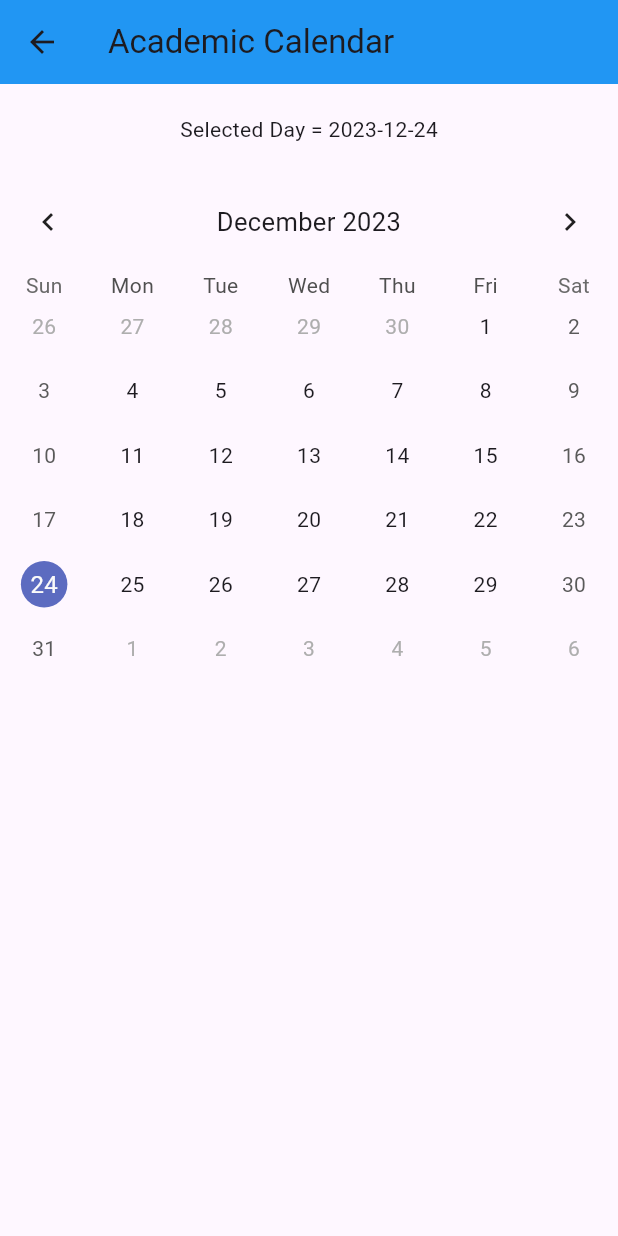
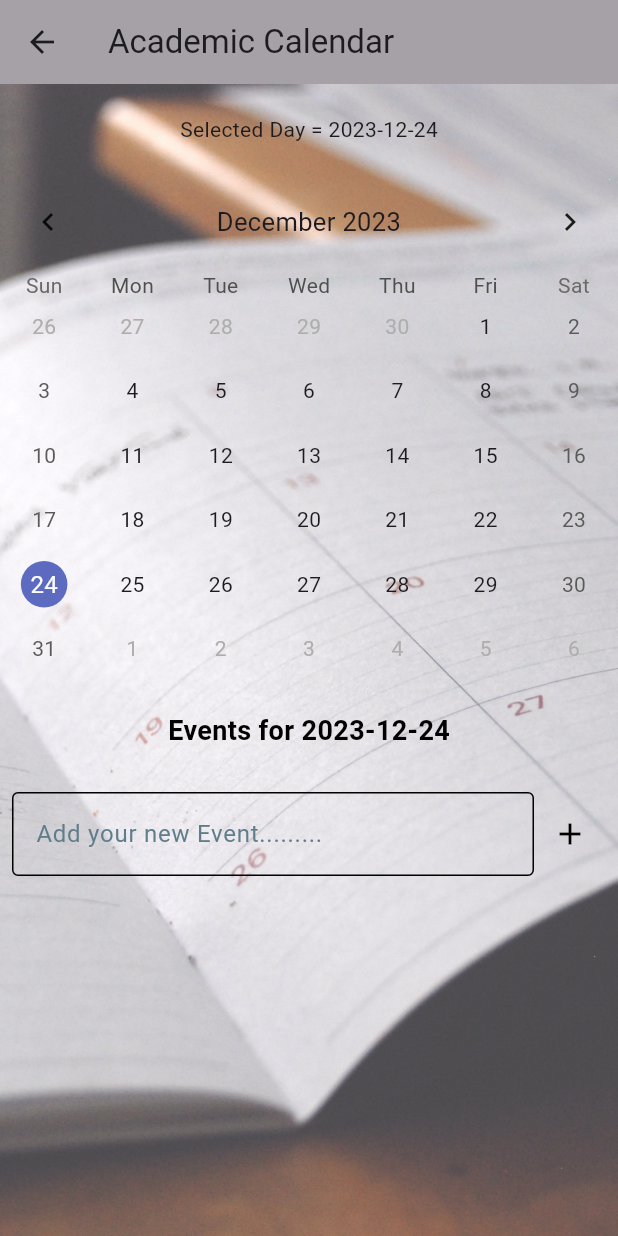
Before and after one commit to Mashrur112/Uni-Craft, a Flutter app: the screen it shows once a user with an empty profile is signed in, after a tap on "Calendar", on a phone screen of 412 x 824 dp. Run offline on Flutter 3.47's test engine with Material 3 defaults, Android fonts, the phone set to English and light mode, and no system bars; drawn by our look-alikes of table_calendar; our stand-ins replace cached_network_image, cloud_firestore, connectivity_plus, file_picker, firebase_auth, firebase_core and 6 more; missing offline and left inert: flutter_facebook_auth, xid; accounts and stored records are empty; generated files the repository leaves out were written again.

Commit message:
Demo Calendar

```diff
--- a/lib/calendar.dart
+++ b/lib/calendar.dart
@@ -2,12 +2,15 @@ import 'package:flutter/material.dart';
 import 'package:table_calendar/table_calendar.dart';
 
 class Calendar extends StatefulWidget {
+  const Calendar({Key? key}) : super(key: key);
+
   @override
   _CalendarState createState() => _CalendarState();
 }
 
 class _CalendarState extends State<Calendar> {
   DateTime today = DateTime.now();
+  Map<DateTime, List<String>> events = {};
 
   void _onDaySelected(DateTime day, DateTime focusDay) {
     setState(() {
@@ -15,26 +18,61 @@ class _CalendarState extends State<Calendar> {
     });
   }
 
+  void _onEventAdded(String event) {
+    setState(() {
+      events.update(
+        today,
+            (existingEvents) => [...existingEvents, event],
+        ifAbsent: () => [event],
+      );
+    });
+  }
+
+  void _deleteEvent(String event) {
+    setState(() {
+      if (events.containsKey(today)) {
+        events[today]!.remove(event);
+        if (events[today]!.isEmpty) {
+          events.remove(today);
+        }
+      }
+    });
+  }
+
   @override
   Widget build(BuildContext context) {
     return Scaffold(
       appBar: AppBar(
-        title: Text("Academic Calendar"),
-        backgroundColor: Colors.blue,
+        title: const Text("Academic Calendar"),
+        backgroundColor: Colors.black.withOpacity(0.35),
       ),
-      body: Center(
+      body: Stack(
+        children: [
+          Container(
+            decoration: BoxDecoration(
+              image: DecorationImage(
+                image: const AssetImage('assets/images/calendar_bg04.jpg'),
+                fit: BoxFit.cover,
+                colorFilter: ColorFilter.mode(
+                  Colors.black.withOpacity(0.7), // Adjust the opacity here (0.0 to 1.0)
+                  BlendMode.dstATop,
+                ),
+              ),
+            ),
+          ),
+
+          SingleChildScrollView(
+            child: Center(
               child: Column(
                 children: [
                   Container(
-              padding: EdgeInsets.all(20.0),
-              child: Text("Selected Day = "+today.toString().split(" ")[0],),
-              // +today.toString().split(" ")[0]),
-              //${today.toLocal()}
+                    padding: const EdgeInsets.all(20.0),
+                    child: Text("Selected Day = ${today.toString().split(" ")[0]}"),
                   ),
                   TableCalendar(
                     locale: "en_US",
                     rowHeight: 43,
-              headerStyle: HeaderStyle(
+                    headerStyle: const HeaderStyle(
                       formatButtonVisible: false,
                       titleCentered: true,
                     ),
@@ -45,9 +83,108 @@ class _CalendarState extends State<Calendar> {
                     lastDay: DateTime.utc(2050, 01, 01),
                     onDaySelected: _onDaySelected,
                   ),
+                  const SizedBox(height: 20),
+                  TodoListView(
+                    selectedDate: today,
+                    events: events[today] ?? [],
+                    onEventAdded: _onEventAdded,
+                    onDeleteEvent: _deleteEvent,
+                  ),
                 ],
               ),
+            ),
+          ),
+        ],
       ),
     );
   }
 }
+
+class TodoListView extends StatefulWidget {
+  final DateTime selectedDate;
+  final List<String> events;
+  final Function(String) onEventAdded;
+  final Function(String) onDeleteEvent;
+
+  const TodoListView({
+    required this.selectedDate,
+    required this.events,
+    required this.onEventAdded,
+    required this.onDeleteEvent,
+    Key? key,
+  }) : super(key: key);
+
+  @override
+  _TodoListViewState createState() => _TodoListViewState();
+}
+
+class _TodoListViewState extends State<TodoListView> {
+  TextEditingController textController = TextEditingController();
+
+  @override
+  Widget build(BuildContext context) {
+    return Column(
+      children: [
+        Text(
+          "Events for ${widget.selectedDate.toString().split(" ")[0]}",
+          style: TextStyle(
+            color: Colors.black,
+            fontSize: 18,
+            fontWeight: FontWeight.bold,
+          ),
+        ),
+        const SizedBox(height: 10),
+        ListView.builder(
+          shrinkWrap: true,
+          itemCount: widget.events.length,
+          itemBuilder: (context, index) {
+            return ListTile(
+              title: Text(widget.events[index]),
+              trailing: IconButton(
+                icon: Icon(Icons.delete,color: Colors.red.withOpacity(0.7),),
+                onPressed: () {
+                  widget.onDeleteEvent(widget.events[index]);
+                },
+              ),
+            );
+          },
+        ),
+        const SizedBox(height: 10),
+        Padding(
+          padding: const EdgeInsets.all(8.0),
+          child: Row(
+            children: [
+              Expanded(
+                child: TextField(
+                  controller: textController,
+                  decoration: InputDecoration(
+                    hintText: "Add your new Event.........",
+                    hintStyle: TextStyle(color: Colors.blueGrey), // Color of the hint text
+                    // Optionally, you can set the border color and focused border color
+                    focusedBorder: OutlineInputBorder(
+                      borderSide: BorderSide(color: Colors.blue),
+                    ),
+                    enabledBorder: OutlineInputBorder(
+                      borderSide: BorderSide(color: Colors.black),
+                    ),
+                  ),
+                  style: TextStyle(color: Colors.black), // Color of the entered text
+                ),
+              ),
+              IconButton(
+                icon: Icon(Icons.add, color: Colors.black),
+                onPressed: () {
+                  final newEvent = textController.text;
+                  if (newEvent.isNotEmpty) {
+                    widget.onEventAdded(newEvent);
+                    textController.clear();
+                  }
+                },
+              ),
+            ],
+          ),
+        ),
+      ],
+    );
+  }
+}
--- a/lib/dashboard.dart
+++ b/lib/dashboard.dart
@@ -505,42 +505,47 @@ class _DashboardState extends State<Dashboard> {
                         children: [
                           Stack(
                             children: [
-                              Image.asset("assets/images/p_bg.jpg"),
+                              Image.asset("assets/images/bg02.jpg"),
                               Positioned(
                                 bottom: (100 / 872) * screenH,
                                 left: (12 / 392) * screenW,
+                                child: ColorFiltered(
+                                  colorFilter: ColorFilter.mode(
+                                    Colors.white.withOpacity(0.2), // Adjust the opacity here (0.0 to 1.0)
+                                    BlendMode.srcATop,
+                                  ),
                                 child: CircleAvatar(
                                   backgroundImage: CachedNetworkImageProvider(
                                       profile_info[0]),
                                   radius: 42,
                                 ),
-                              ),
+                              ),),
                               Positioned(
                                 bottom: (60 / 872) * screenH,
                                 left: (17 / 392) * screenW,
                                 child: Text(
                                   profile_info[1],
-                                  style: const TextStyle(
-                                      fontSize: 21,
-                                      color: Colors.white,
-                                      fontWeight: FontWeight.bold),
-                                ),
-                              ),
-                              Positioned(
+                                  style: TextStyle(
+                                    fontSize: 21,
+                                    color: Colors.white.withOpacity(0.9),
+                                    fontWeight: FontWeight.bold,
+                                  ),
+                                ),),
+                                Positioned(
                                   bottom: (40 / 872) * screenH,
                                   left: (17 / 392) * screenW,
                                   child: Text(
                                     profile_info[3],
-                                    style: const TextStyle(color: Colors.white),
+                                    style: const TextStyle(color: Colors.white54),
                                   )),
                               Positioned(
                                 bottom: (140 / 872) * screenH,
                                 left: (120 / 392) * screenW,
                                 child: Text(
                                   profile_info[5],
-                                  style: const TextStyle(
+                                  style: TextStyle(
                                       fontWeight: FontWeight.bold,
-                                      color: Colors.cyanAccent,
+                                      color: Colors.cyanAccent.shade400.withOpacity(0.9),
                                       fontSize: 20),
                                 ),
                               ),
@@ -565,7 +570,7 @@ class _DashboardState extends State<Dashboard> {
                                       child: Text(
                                         "Age: " + profile_info[2],
                                         style: const TextStyle(
-                                            color: Colors.grey, fontSize: 18),
+                                            color: Colors.white, fontSize: 18,fontWeight: FontWeight.bold),
                                       ),
                                     )
                                   : const Center(),
@@ -576,7 +581,8 @@ class _DashboardState extends State<Dashboard> {
                                       child: Text(
                                         "Joining code: " + profile_info[6],
                                         style: const TextStyle(
-                                            color: Colors.grey, fontSize: 16),
+                                            color: Colors.black, fontSize: 16,
+                                            fontWeight: FontWeight.bold),
                                       ),
                                     )
                                   : const Center(),
@@ -586,12 +592,12 @@ class _DashboardState extends State<Dashboard> {
                                       left: (16 / 392) * screenW,
                                       child: Text(profile_info[4],
                                           style: const TextStyle(
-                                              color: Colors.grey,
+                                              color: Colors.white,
                                               fontSize: 15,
                                               fontWeight: FontWeight.bold)),
                                     )
                                   : const Center(),
-                            ],
+                              ],
                           ),
                         ],
                       ),
```
Also changed, not shown: assets/images/bg01.jpg (added), assets/images/bg02.jpg (added), assets/images/bg03.jpg (added), assets/images/calendar_bg01.jpg (added), assets/images/calendar_bg02.jpg (added), assets/images/calendar_bg04.jpg (added). Lines whose indentation alone changed are shown as unchanged.
